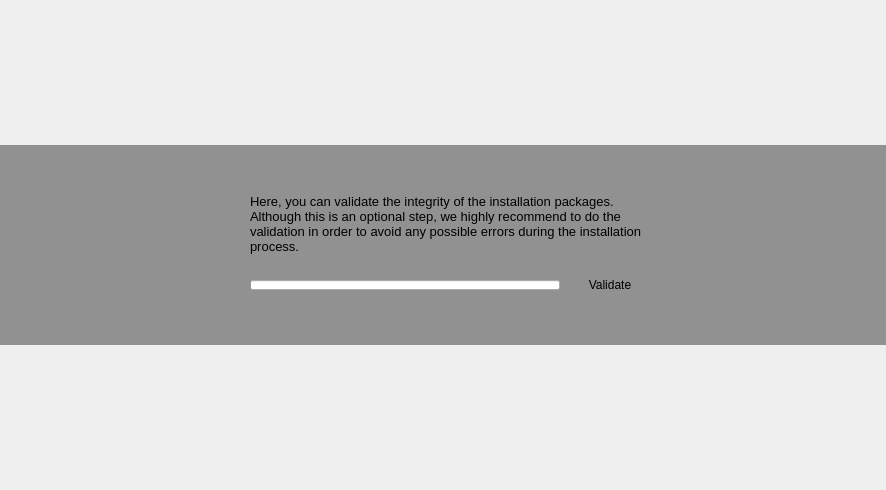
First picture: the form in yali-proximate/yali/gui/Ui/checkcdwidget.ui, repository pars-linux/uludag, before the edit.
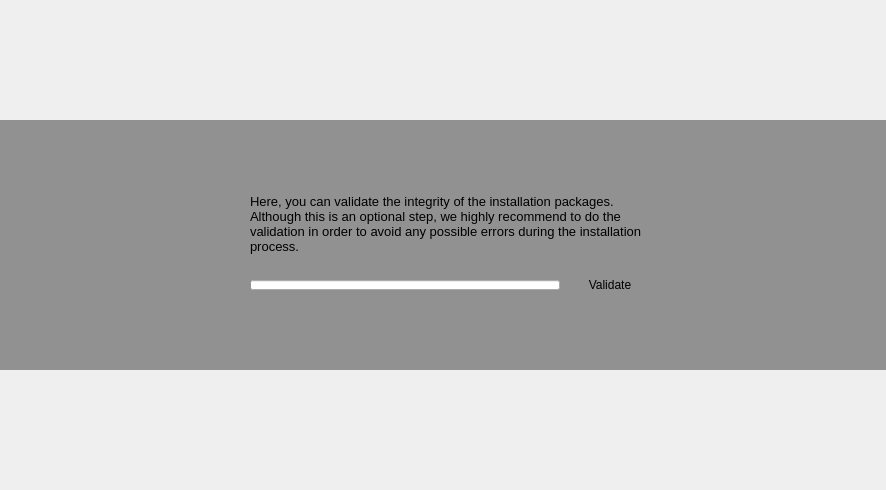
Second picture: the form after the edit. Icons and pictures are not drawn.

```diff
--- a/yali-proximate/yali/gui/Ui/checkcdwidget.ui
+++ b/yali-proximate/yali/gui/Ui/checkcdwidget.ui
@@ -31,13 +31,13 @@
      <property name="minimumSize">
       <size>
        <width>600</width>
-       <height>0</height>
+       <height>250</height>
       </size>
      </property>
      <property name="maximumSize">
       <size>
        <width>16777215</width>
-       <height>200</height>
+       <height>250</height>
       </size>
      </property>
      <property name="styleSheet">
```
